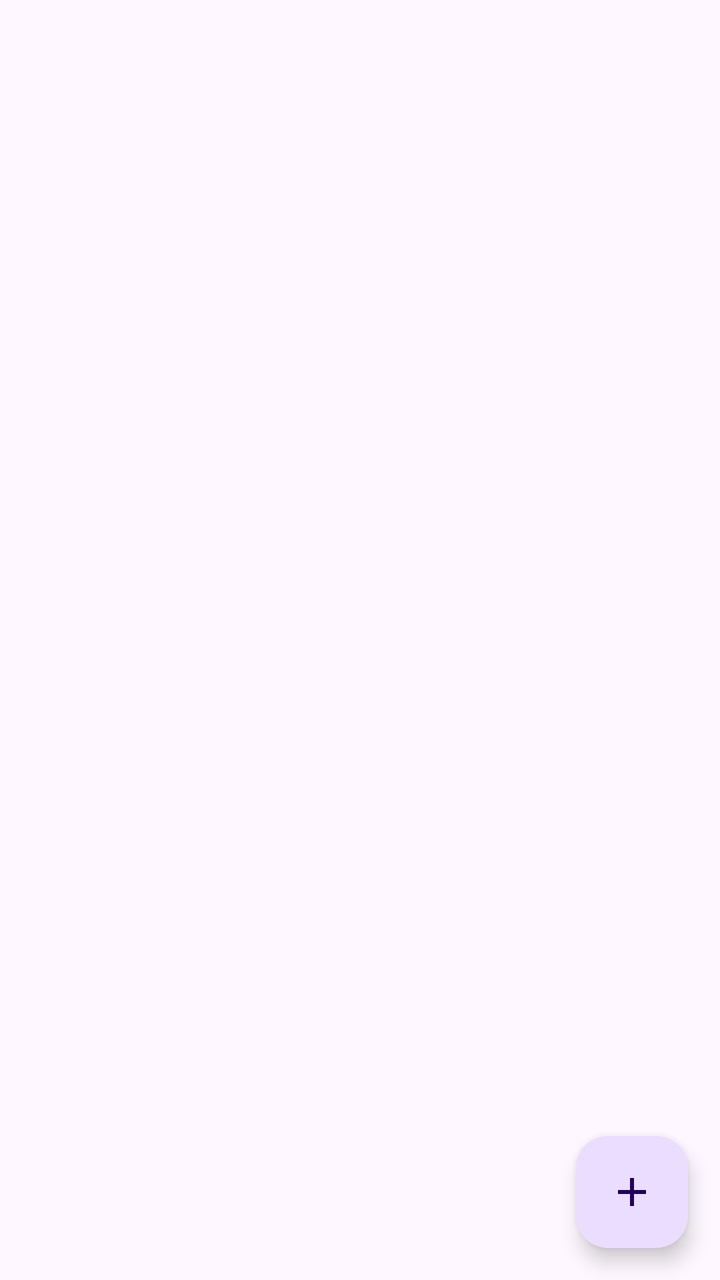
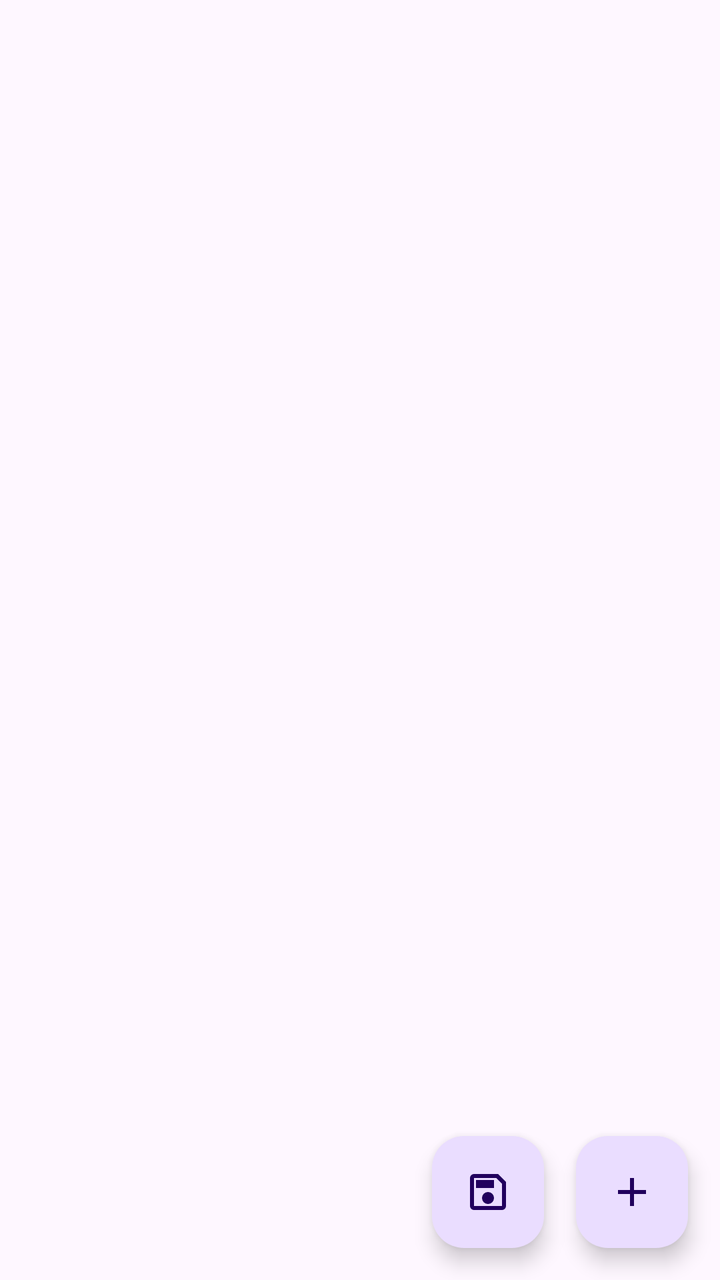

Compare the two renders of this Android layout. The source of the first and the diff that turns it into the second are given below.
<!-- AndroidManifest.xml: application theme Theme.TranquilStopwatch -->
<!-- res/layout/beeper_activity.xml -->
<?xml version="1.0" encoding="utf-8"?>
<androidx.coordinatorlayout.widget.CoordinatorLayout
    xmlns:android="http://schemas.android.com/apk/res/android"
    xmlns:app="http://schemas.android.com/apk/res-auto"
    xmlns:tools="http://schemas.android.com/tools"
    android:layout_width="match_parent"
    android:layout_height="match_parent"
    tools:context=".BeeperActivity">

    
    <com.google.android.material.appbar.AppBarLayout
        android:layout_width="match_parent"
        android:layout_height="wrap_content"
        android:fitsSystemWindows="true">

        <com.google.android.material.appbar.MaterialToolbar
            android:id="@+id/toolbar"
            android:layout_width="match_parent"
            android:layout_height="?attr/actionBarSize"
            app:popupTheme="@style/ThemeOverlay.AppCompat.Light"/>
    </com.google.android.material.appbar.AppBarLayout>

    
    <androidx.recyclerview.widget.RecyclerView
        android:id="@+id/recycler_beepers"
        android:layout_width="match_parent"
        android:layout_height="match_parent"
        android:clipToPadding="false"
        android:paddingTop="8dp"
        android:paddingBottom="80dp"
        android:scrollbars="vertical"
        app:layout_behavior="@string/appbar_scrolling_view_behavior"/>

    
    <com.google.android.material.floatingactionbutton.FloatingActionButton
        android:id="@+id/fab_add_beeper"
        android:layout_width="wrap_content"
        android:layout_height="wrap_content"
        android:layout_gravity="bottom|end"
        android:layout_margin="16dp"
        android:contentDescription="@string/beeper_add"
        app:srcCompat="@drawable/outline_add_24"/>
</androidx.coordinatorlayout.widget.CoordinatorLayout>
<!-- resources referenced by this layout -->
<resources>
  <!-- drawable outline_add_24 (drawable) -->
  <vector xmlns:android="http://schemas.android.com/apk/res/android" android:height="24dp" android:tint="@color/color_state" android:viewportHeight="960" android:viewportWidth="960" android:width="24dp">
        
      <path android:fillColor="@android:color/white" android:pathData="M440,520L200,520L200,440L440,440L440,200L520,200L520,440L760,440L760,520L520,520L520,760L440,760L440,520Z"/>
      
  </vector>
  <string name="beeper_add">Add beeper</string>
  <style name="Theme.TranquilStopwatch" parent="Base.Theme.TranquilStopwatch">
          
          
          <item name="android:statusBarColor">@android:color/transparent</item>
          <item name="android:windowLightStatusBar">?attr/isLightTheme</item>
      </style>
  <style name="Base.Theme.TranquilStopwatch" parent="Theme.Material3.DayNight">
          
          
          <item name="android:windowBackground">?attr/colorSurface</item>
      </style>
</resources>

<!-- the commit's change to res/layout/beeper_activity.xml (unified diff, before → after) -->
@@ -40,4 +40,15 @@
         android:layout_margin="16dp"
         android:contentDescription="@string/beeper_add"
         app:srcCompat="@drawable/outline_add_24"/>
+
+    
+    <com.google.android.material.floatingactionbutton.FloatingActionButton
+        android:id="@+id/fab_save_beepers"
+        android:layout_width="wrap_content"
+        android:layout_height="wrap_content"
+        android:layout_gravity="bottom|end"
+        android:layout_marginBottom="16dp"
+        android:layout_marginEnd="88dp"
+        android:contentDescription="@string/beeper_save"
+        app:srcCompat="@drawable/outline_save_24"/>
 </androidx.coordinatorlayout.widget.CoordinatorLayout>
<!-- resource entries referenced after the edit -->
@@ -6,7 +6,19 @@
       <path android:fillColor="@android:color/white" android:pathData="M440,520L200,520L200,440L440,440L440,200L520,200L520,440L760,440L760,520L520,520L520,760L440,760L440,520Z"/>
       
   </vector>
+  <!-- drawable outline_save_24 (drawable) -->
+  <vector xmlns:android="http://schemas.android.com/apk/res/android"
+      android:height="24dp"
+      android:tint="#000000"
+      android:viewportHeight="960"
+      android:viewportWidth="960"
+      android:width="24dp">
+      <path
+          android:fillColor="@android:color/white"
+          android:pathData="M840,280L840,760Q840,793 816.5,816.5Q793,840 760,840L200,840Q167,840 143.5,816.5Q120,793 120,760L120,200Q120,167 143.5,143.5Q167,120 200,120L680,120L840,280ZM760,314L646,200L200,200Q200,200 200,200Q200,200 200,200L200,760Q200,760 200,760Q200,760 200,760L760,760Q760,760 760,760Q760,760 760,760L760,314ZM480,720Q530,720 565,685Q600,650 600,600Q600,550 565,515Q530,480 480,480Q430,480 395,515Q360,550 360,600Q360,650 395,685Q430,720 480,720ZM240,400L600,400L600,240L240,240L240,400ZM200,314L200,760Q200,760 200,760Q200,760 200,760L200,760Q200,760 200,760Q200,760 200,760L200,200Q200,200 200,200Q200,200 200,200L200,200L200,314Z"/>
+  </vector>
   <string name="beeper_add">Add beeper</string>
+  <string name="beeper_save">Save</string>
   <style name="Theme.TranquilStopwatch" parent="Base.Theme.TranquilStopwatch">
           
           
